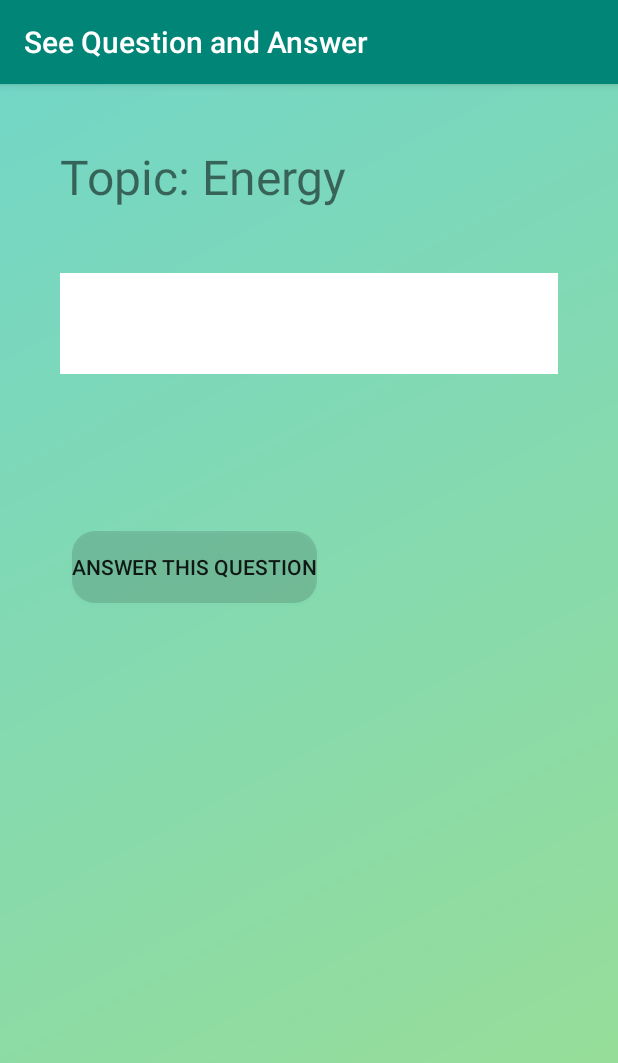
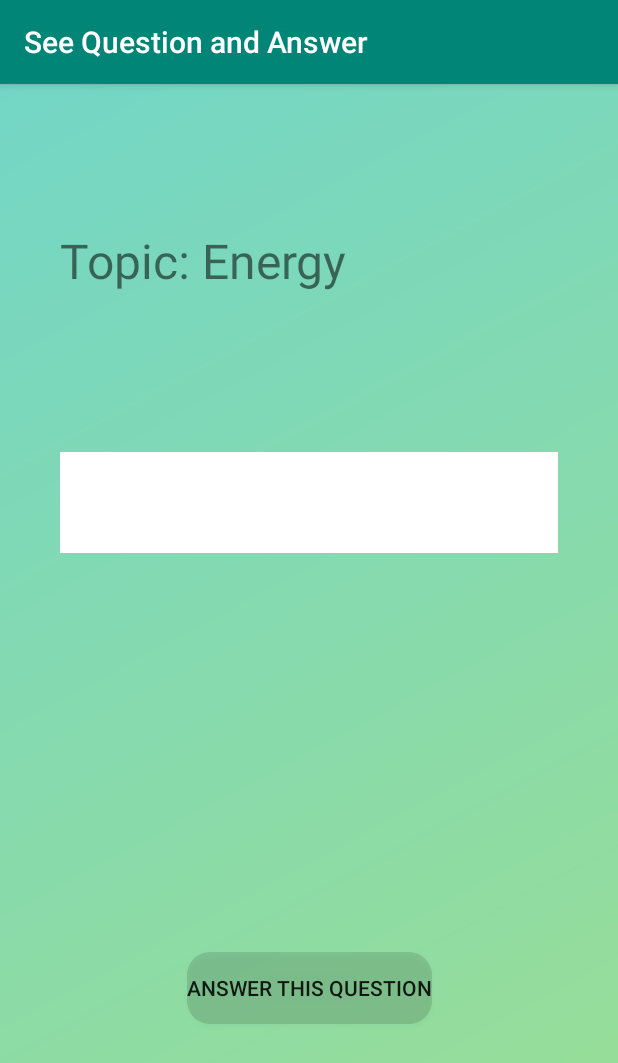
Before and after one commit to marianamatias/EcoNet, an Android app: the adviceForum screen opened directly, with no data from a screen before it, on a phone screen of 412 x 824 dp. Shown: the top 1063 px of the screen. Run offline under Robolectric (Android 15) with nearby library versions, the phone set to English and light mode, and no system bars; our stand-ins replace Firebase (no records; nobody signed in at launch, a user with empty details on screens opened directly).

Commit message:
integrated SwipeMenuListView, added nav menu to advice forum, debugged

```diff
--- a/app/build.gradle
+++ b/app/build.gradle
@@ -44,6 +44,8 @@ dependencies {
     implementation 'com.loopj.android:android-async-http:1.4.9'
     implementation 'com.android.support.constraint:constraint-layout:1.1.2'
 
+    //SwipeMenuListView
+    implementation 'com.baoyz.swipemenulistview:library:1.3.0'
 
 }
 apply plugin: 'com.google.gms.google-services'
--- a/app/src/main/java/edu/gatech/econet/AddTaskSearch.java
+++ b/app/src/main/java/edu/gatech/econet/AddTaskSearch.java
@@ -43,7 +43,8 @@ public class AddTaskSearch extends AppCompatActivity {
     //edu.gatech.econet.CustomTextView searchLabel;
     EditText searchLabel;
     // Hard coded listview to get to use the bundle and retrieve information to next activity
-    String proposedTasks[] = new String [] {"Use a steel straw","Eat vegetarian","Avoid useless wastes","Recycle !","Avoid using plastic bottles","Limit personal commuting","Car pooling for the atmosphere",""};
+    String proposedTasks[] = new String [] {
+            "Use a steel straw","Eat vegetarian meals","Compost","Recycle !","Get a reusable water bottle","Turn off lights that aren't being used","Car pooling for the atmosphere",""};
     String localTasks[] = proposedTasks;
     InputMethodManager imm ;
     int cntHide;
@@ -118,7 +119,7 @@ public class AddTaskSearch extends AppCompatActivity {
                     Toast toast = Toast.makeText(getApplicationContext(),"Task already in your habit tracker",Toast.LENGTH_SHORT);
                     toast.show();
                 }
-                else{
+                else {
                     OpenNewActivityWithParam(localTasks[position]);
                 }
 
--- a/app/src/main/java/edu/gatech/econet/ParamNewTask.java
+++ b/app/src/main/java/edu/gatech/econet/ParamNewTask.java
@@ -98,6 +98,8 @@ public class ParamNewTask extends AppCompatActivity {
         //}
         //bundleOut.putString("Task_List"+Integer.toString(bundleInn.size()+1),taskName);
         //intent.putExtras(bundleOut);
+        Bundle bundleOut = new Bundle();
+        bundleOut.putString("new_task", receivedTask);
         intent.putExtra("FROM_ACTIVITY", "ParamNewTask");
         startActivity(intent);
     }
--- a/app/src/main/java/edu/gatech/econet/WelcomeActivity.java
+++ b/app/src/main/java/edu/gatech/econet/WelcomeActivity.java
@@ -46,7 +46,7 @@ public class WelcomeActivity extends AppCompatActivity {
                     intent.putExtra("FROM_ACTIVITY", "WelcomeActivity");
                     startActivity(intent);
                 }
-            }, 5000);
+            }, 2000);
         }
 
         else{
@@ -56,7 +56,7 @@ public class WelcomeActivity extends AppCompatActivity {
                     Intent intent = new Intent(WelcomeActivity.this,MainActivity.class);
                     startActivity(intent);
                 }
-            }, 5000);
+            }, 2000);
         }
 
     }
--- /dev/null
+++ b/app/src/main/res/drawable/ic_advice_white.xml
@@ -0,0 +1,5 @@
+<vector android:height="24dp" android:tint="#FFFFFF"
+    android:viewportHeight="24.0" android:viewportWidth="24.0"
+    android:width="24dp" xmlns:android="http://schemas.android.com/apk/res/android">
+    <path android:fillColor="#FF000000" android:pathData="M21,6h-2v9L6,15v2c0,0.55 0.45,1 1,1h11l4,4L22,7c0,-0.55 -0.45,-1 -1,-1zM17,12L17,3c0,-0.55 -0.45,-1 -1,-1L3,2c-0.55,0 -1,0.45 -1,1v14l4,-4h10c0.55,0 1,-0.45 1,-1z"/>
+</vector>
--- /dev/null
+++ b/app/src/main/res/drawable/ic_delete_black.xml
@@ -0,0 +1,5 @@
+<vector android:height="24dp" android:tint="#313034"
+    android:viewportHeight="24.0" android:viewportWidth="24.0"
+    android:width="24dp" xmlns:android="http://schemas.android.com/apk/res/android">
+    <path android:fillColor="#FF000000" android:pathData="M6,19c0,1.1 0.9,2 2,2h8c1.1,0 2,-0.9 2,-2V7H6v12zM19,4h-3.5l-1,-1h-5l-1,1H5v2h14V4z"/>
+</vector>
--- /dev/null
+++ b/app/src/main/res/drawable/ic_delete_white.xml
@@ -0,0 +1,5 @@
+<vector android:height="24dp" android:tint="#FFFFFF"
+    android:viewportHeight="24.0" android:viewportWidth="24.0"
+    android:width="24dp" xmlns:android="http://schemas.android.com/apk/res/android">
+    <path android:fillColor="#FF000000" android:pathData="M6,19c0,1.1 0.9,2 2,2h8c1.1,0 2,-0.9 2,-2V7H6v12zM19,4h-3.5l-1,-1h-5l-1,1H5v2h14V4z"/>
+</vector>
--- /dev/null
+++ b/app/src/main/res/drawable/ic_tasks.xml
@@ -0,0 +1,9 @@
+<vector xmlns:android="http://schemas.android.com/apk/res/android"
+        android:width="24dp"
+        android:height="24dp"
+        android:viewportWidth="24.0"
+        android:viewportHeight="24.0">
+    <path
+        android:fillColor="#FF000000"
+        android:pathData="M19,3h-4.18C14.4,1.84 13.3,1 12,1c-1.3,0 -2.4,0.84 -2.82,2L5,3c-1.1,0 -2,0.9 -2,2v14c0,1.1 0.9,2 2,2h14c1.1,0 2,-0.9 2,-2L21,5c0,-1.1 -0.9,-2 -2,-2zM12,3c0.55,0 1,0.45 1,1s-0.45,1 -1,1 -1,-0.45 -1,-1 0.45,-1 1,-1zM14,17L7,17v-2h7v2zM17,13L7,13v-2h10v2zM17,9L7,9L7,7h10v2z"/>
+</vector>
--- a/app/src/main/res/layout/activity_add_task_search.xml
+++ b/app/src/main/res/layout/activity_add_task_search.xml
@@ -18,7 +18,7 @@
         android:layout_marginEnd="8dp"
         android:alpha="0.8"
         android:background="@color/darkGreyTransparent"
-        android:hint="Enter your filter here"
+        android:hint="Search by task name, difficulty, or topic"
         android:onClick="show"
         app:layout_constraintEnd_toEndOf="parent"
         app:layout_constraintStart_toStartOf="parent"
--- a/app/src/main/res/layout/advice_forum.xml
+++ b/app/src/main/res/layout/advice_forum.xml
@@ -1,71 +1,94 @@
 <?xml version="1.0" encoding="utf-8"?>
-<LinearLayout
+
+
+<android.support.v4.widget.DrawerLayout
     xmlns:android="http://schemas.android.com/apk/res/android"
     xmlns:app="http://schemas.android.com/apk/res-auto"
     xmlns:tools="http://schemas.android.com/tools"
     android:layout_width="match_parent"
     android:layout_height="match_parent"
     android:background="@drawable/gradient_bg"
-    android:orientation="vertical"
-    android:weightSum="4"
-    >
+    android:id="@+id/drawer_layout"
+    android:fitsSystemWindows="true"
+    tools:openDrawer="start"
+    tools:context=".adviceForum">
 
-    <LinearLayout
+    <!-- Layout to contain contents of main body of screen (drawer will slide over this) -->
+    <FrameLayout
+        android:id="@+id/content_frame"
         android:layout_width="match_parent"
-        android:layout_height="0dp"
-        android:layout_weight=".5"
-        >
+        android:layout_height="match_parent">
+
+        <android.support.v7.widget.Toolbar
+            android:id="@+id/toolbar"
+            android:layout_width="wrap_content"
+            android:layout_height="wrap_content"
+            android:elevation="4dp"/>
+
+    </FrameLayout>
+
+    <android.support.constraint.ConstraintLayout
+        android:id="@+id/linearLayout2"
+        android:layout_width="match_parent"
+        android:layout_height="match_parent"
+        android:background="@drawable/gradient_bg"
+        android:weightSum="4">
+
 
         <TextView
+            android:id="@+id/textView2"
             android:layout_width="wrap_content"
             android:layout_height="wrap_content"
+            android:layout_marginStart="40dp"
+            android:layout_marginLeft="40dp"
+            android:layout_marginTop="96dp"
             android:text="Topic: Energy"
-            android:layout_marginLeft="40dp"
-            android:layout_marginTop="40dp"
             android:textSize="32dp"
-            />
+            app:layout_constraintStart_toStartOf="parent"
+            app:layout_constraintTop_toTopOf="parent" />
 
-    </LinearLayout>
-
-    <LinearLayout
-        android:layout_width="match_parent"
-        android:layout_height="0dp"
-        android:layout_weight="1"
-        >
 
         <TextView
-            android:layout_width="match_parent"
             android:id="@+id/questionShowText"
+            android:layout_width="0dp"
             android:layout_height="wrap_content"
+            android:layout_marginStart="40dp"
+            android:layout_marginLeft="40dp"
+            android:layout_marginTop="245dp"
+            android:layout_marginEnd="40dp"
+            android:layout_marginRight="40dp"
+            android:background="@android:color/white"
             android:gravity="top|left"
-            android:layout_margin="40dp"
-            android:background="@android:color/white"
-            android:textSize="20dp"
             android:padding="20dp"
             android:text="question from backend"
-            />
-    </LinearLayout>
+            android:textSize="20dp"
+            app:layout_constraintEnd_toEndOf="parent"
+            app:layout_constraintStart_toStartOf="parent"
+            app:layout_constraintTop_toTopOf="parent" />
 
-
-    <LinearLayout
-        android:layout_width="match_parent"
-        android:layout_height="0dp"
-        android:layout_weight=".5"
-        android:layout_margin="40dp"
-        >
 
         <Button
             android:id="@+id/answerQuestionButton"
             android:layout_width="wrap_content"
             android:layout_height="wrap_content"
-            android:layout_marginStart="8dp"
-            android:layout_marginEnd="8dp"
+            android:layout_marginBottom="141dp"
             android:background="@drawable/round_button"
             android:text="Answer This Question"
+            app:layout_constraintBottom_toBottomOf="parent"
             app:layout_constraintEnd_toEndOf="parent"
-            app:layout_constraintStart_toStartOf="parent"
-            tools:layout_editor_absoluteY="539dp"
-            />
+            app:layout_constraintStart_toStartOf="parent" />
 
-    </LinearLayout>
-</LinearLayout>
+
+    </android.support.constraint.ConstraintLayout>
+
+
+    <android.support.design.widget.NavigationView
+        android:layout_width="wrap_content"
+        android:layout_height="match_parent"
+        android:layout_gravity="start"
+        android:id="@+id/nav_view"
+        app:menu="@menu/drawer_menu"
+        app:headerLayout="@layout/nav_header"
+        />
+
+</android.support.v4.widget.DrawerLayout>
--- a/app/src/main/res/menu/drawer_menu.xml
+++ b/app/src/main/res/menu/drawer_menu.xml
@@ -4,6 +4,9 @@
     tools:showIn="navigation_view">
 
     <group android:checkableBehavior="single">
+        <item android:id="@+id/habit_tracker"
+            android:icon="@drawable/ic_tasks"
+            android:title="Habit Tracker"/>
         <item android:id="@+id/add_goal"
             android:icon="@drawable/ic_add"
             android:title="Add Goal"/>
```
Also changed, not shown: app/src/main/AndroidManifest.xml (+7 -2 lines), app/src/main/java/edu/gatech/econet/adviceForum.java (+92 -1 lines), app/src/main/java/edu/gatech/econet/habitTracker.java (+89 -143 lines), app/src/main/res/layout/activity_habit_tracker.xml (+17 -52 lines), app/src/main/res/layout/activity_param_new_task.xml (+3 -6 lines).
